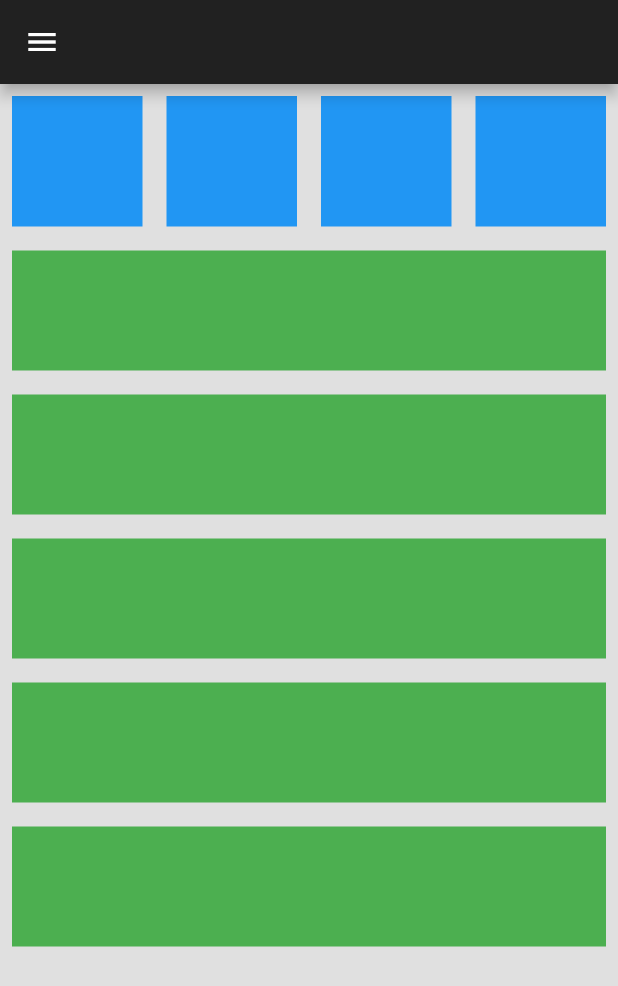
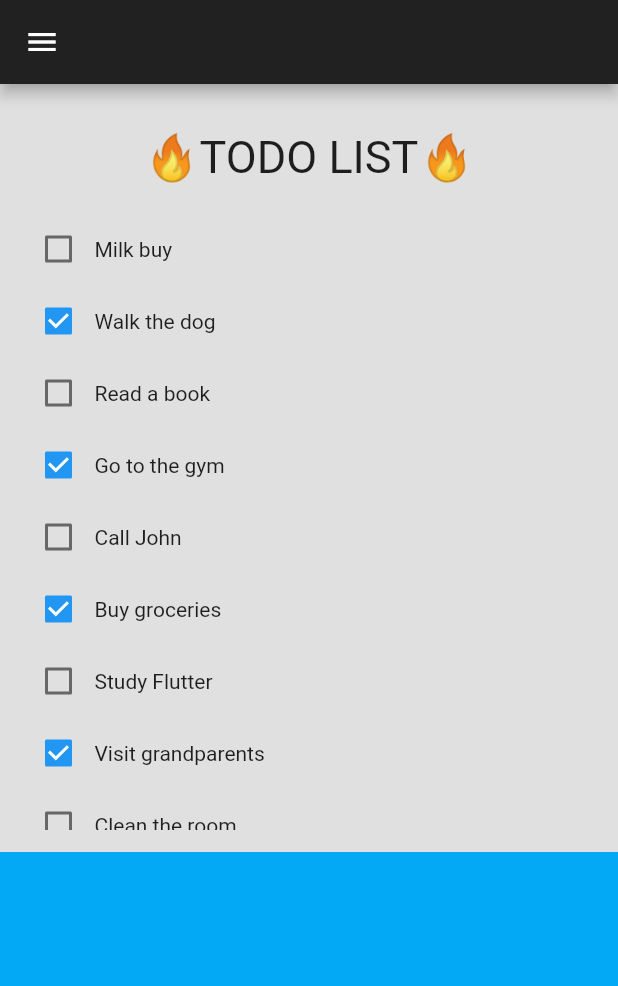
Before and after one commit to marooo326/online2do_frontend, a Flutter app: the TabletScaffold screen opened directly, on a phone screen of 412 x 824 dp. Shown: the top 986 px of the screen. Run offline on Flutter 3.47's test engine with Material 2 defaults, Android fonts, the phone set to English and light mode, and no system bars.

Commit message:
inital commit

```diff
--- a/lib/constants.dart
+++ b/lib/constants/constant.dart
@@ -8,8 +8,8 @@ var myAppBar = AppBar(
 
 var myDrawer = Drawer(
   backgroundColor: Colors.grey.shade300,
-  child: Column(
-    children: const [
+  child: const Column(
+    children: [
       DrawerHeader(
         child: Icon(Icons.favorite),
       ),
--- /dev/null
+++ b/lib/constants/dummy.dart
@@ -0,0 +1,94 @@
+String dummyData = '''
+[
+  {
+    "id": 1,
+    "task": "Milk buy",
+    "completed": false,
+    "dueDate": "2023-09-05T12:00:00Z"
+  },
+  {
+    "id": 2,
+    "task": "Walk the dog",
+    "completed": true,
+    "dueDate": "2023-09-04T17:00:00Z"
+  },
+  {
+    "id": 3,
+    "task": "Read a book",
+    "completed": false,
+    "dueDate": "2023-09-06T15:00:00Z"
+  },
+  {
+    "id": 4,
+    "task": "Go to the gym",
+    "completed": true,
+    "dueDate": "2023-09-07T10:00:00Z"
+  },
+  {
+    "id": 5,
+    "task": "Call John",
+    "completed": false,
+    "dueDate": "2023-09-08T13:00:00Z"
+  },
+  {
+    "id": 6,
+    "task": "Buy groceries",
+    "completed": true,
+    "dueDate": "2023-09-09T16:00:00Z"
+  },
+  {
+    "id": 7,
+    "task": "Study Flutter",
+    "completed": false,
+    "dueDate": "2023-09-10T18:00:00Z"
+  },
+  {
+    "id": 8,
+    "task": "Visit grandparents",
+    "completed": true,
+    "dueDate": "2023-09-11T11:00:00Z"
+  },
+  {
+    "id": 9,
+    "task": "Clean the room",
+    "completed": false,
+    "dueDate": "2023-09-12T09:00:00Z"
+  },
+  {
+    "id": 10,
+    "task": "Schedule dentist appointment",
+    "completed": true,
+    "dueDate": "2023-09-13T12:00:00Z"
+  },
+  {
+    "id": 11,
+    "task": "Update resume",
+    "completed": false,
+    "dueDate": "2023-09-14T14:00:00Z"
+  },
+  {
+    "id": 12,
+    "task": "Water the plants",
+    "completed": true,
+    "dueDate": "2023-09-15T17:00:00Z"
+  },
+  {
+    "id": 13,
+    "task": "Write a blog post",
+    "completed": false,
+    "dueDate": "2023-09-16T12:30:00Z"
+  },
+  {
+    "id": 14,
+    "task": "Watch a movie",
+    "completed": true,
+    "dueDate": "2023-09-17T19:00:00Z"
+  },
+  {
+    "id": 15,
+    "task": "Plan a vacation",
+    "completed": false,
+    "dueDate": "2023-09-18T20:00:00Z"
+  }
+]
+''';
--- /dev/null
+++ b/lib/models/todo.dart
@@ -0,0 +1,21 @@
+class Todo {
+  final int id;
+  final String task;
+  bool completed;
+  final DateTime dueDate;
+
+  Todo(
+      {required this.id,
+      required this.task,
+      required this.completed,
+      required this.dueDate});
+
+  factory Todo.fromJson(Map<String, dynamic> json) {
+    return Todo(
+      id: json['id'],
+      task: json['task'],
+      completed: json['completed'],
+      dueDate: DateTime.parse(json['dueDate']),
+    );
+  }
+}
--- /dev/null
+++ b/lib/models/user.dart
@@ -0,0 +1,7 @@
+import 'package:flutter/material.dart';
+
+class User with ChangeNotifier {
+  final String username;
+
+  User({required this.username});
+}
--- a/lib/responsive/tablet_scaffold.dart
+++ /dev/null
@@ -1,51 +0,0 @@
-import 'package:flutter/material.dart';
-import 'package:responsive_ui/constants.dart';
-
-import '../util/my_box.dart';
-import '../util/my_tile.dart';
-
-class TabletScaffold extends StatefulWidget {
-  const TabletScaffold({super.key});
-
-  @override
-  State<TabletScaffold> createState() => _TabletScaffoldState();
-}
-
-class _TabletScaffoldState extends State<TabletScaffold> {
-  @override
-  Widget build(BuildContext context) {
-    return Scaffold(
-      appBar: myAppBar,
-      backgroundColor: myDefaultBackground,
-      drawer: myDrawer,
-      body: Column(
-        children: [
-          // 4box on the top
-          AspectRatio(
-            aspectRatio: 4,
-            child: SizedBox(
-              width: double.infinity,
-              child: GridView.builder(
-                itemCount: 4,
-                gridDelegate: const SliverGridDelegateWithFixedCrossAxisCount(
-                    crossAxisCount: 4),
-                itemBuilder: (context, index) {
-                  return const MyBox();
-                },
-              ),
-            ),
-          ),
-
-          Expanded(
-            child: ListView.builder(
-              itemCount: 5,
-              itemBuilder: (context, index) {
-                return const MyTile();
-              },
-            ),
-          ),
-        ],
-      ),
-    );
-  }
-}
--- a/lib/util/my_box.dart
+++ /dev/null
@@ -1,15 +0,0 @@
-import 'package:flutter/material.dart';
-
-class MyBox extends StatelessWidget {
-  const MyBox({super.key});
-
-  @override
-  Widget build(BuildContext context) {
-    return Padding(
-      padding: const EdgeInsets.all(8.0),
-      child: Container(
-        color: Colors.blue,
-      ),
-    );
-  }
-}
--- a/lib/util/my_tile.dart
+++ /dev/null
@@ -1,16 +0,0 @@
-import 'package:flutter/material.dart';
-
-class MyTile extends StatelessWidget {
-  const MyTile({super.key});
-
-  @override
-  Widget build(BuildContext context) {
-    return Padding(
-      padding: const EdgeInsets.all(8.0),
-      child: Container(
-        color: Colors.green,
-        height: 80,
-      ),
-    );
-  }
-}
--- a/lib/responsive/responsive_layout.dart
+++ b/lib/views/responsive_layout.dart
@@ -1,12 +1,10 @@
 import 'package:flutter/material.dart';
 
 class ResponsiveLayout extends StatelessWidget {
-  final Widget mobileScaffold;
   final Widget tabletScaffold;
   final Widget desktopScaffold;
   const ResponsiveLayout({
     super.key,
-    required this.mobileScaffold,
     required this.tabletScaffold,
     required this.desktopScaffold,
   });
@@ -14,9 +12,7 @@ class ResponsiveLayout extends StatelessWidget {
   @override
   Widget build(BuildContext context) {
     return LayoutBuilder(builder: (context, constraints) {
-      if (constraints.maxWidth < 500) {
-        return mobileScaffold;
-      } else if (constraints.maxWidth < 1100) {
+      if (constraints.maxWidth < 1100) {
         return tabletScaffold;
       } else {
         return desktopScaffold;
--- /dev/null
+++ b/lib/views/tablet_scaffold.dart
@@ -0,0 +1,36 @@
+import 'package:flutter/material.dart';
+import 'package:responsive_ui/constants/constant.dart';
+import 'package:responsive_ui/widget/todo_box.dart';
+
+class TabletScaffold extends StatefulWidget {
+  const TabletScaffold({super.key});
+
+  @override
+  State<TabletScaffold> createState() => _TabletScaffoldState();
+}
+
+class _TabletScaffoldState extends State<TabletScaffold> {
+  @override
+  Widget build(BuildContext context) {
+    return Scaffold(
+      appBar: myAppBar,
+      backgroundColor: myDefaultBackground,
+      drawer: myDrawer,
+      body: Column(
+        mainAxisAlignment: MainAxisAlignment.center,
+        children: [
+          const Expanded(
+            flex: 2,
+            child: TodoBox(),
+          ),
+          Expanded(
+            flex: 1,
+            child: Container(
+              color: Colors.lightBlue,
+            ),
+          ),
+        ],
+      ),
+    );
+  }
+}
--- /dev/null
+++ b/lib/widget/todo_box.dart
@@ -0,0 +1,94 @@
+import 'dart:convert';
+
+import 'package:flutter/material.dart';
+import 'package:provider/provider.dart';
+import 'package:responsive_ui/constants/dummy.dart';
+import 'package:responsive_ui/models/todo.dart';
+import 'package:responsive_ui/models/user.dart';
+
+class TodoBox extends StatefulWidget {
+  const TodoBox({super.key});
+
+  @override
+  State<TodoBox> createState() => _TodoBoxState();
+}
+
+class _TodoBoxState extends State<TodoBox> {
+  late Future<List<Todo>> todos;
+
+  Future<List<Todo>> fetchData() async {
+    await Future.delayed(const Duration(seconds: 1));
+    List<dynamic> parsedJson = await jsonDecode(dummyData);
+    return parsedJson.map((json) => Todo.fromJson(json)).toList();
+  }
+
+  @override
+  void initState() {
+    todos = fetchData();
+    super.initState();
+  }
+
+  @override
+  Widget build(BuildContext context) {
+    return Padding(
+      padding: const EdgeInsets.all(15.0),
+      child: Column(
+        crossAxisAlignment: CrossAxisAlignment.center,
+        mainAxisAlignment: MainAxisAlignment.center,
+        children: [
+          Text(context.watch<User>().username),
+          const Row(
+            mainAxisAlignment: MainAxisAlignment.center,
+            children: [
+              Text(
+                "🔥TODO LIST🔥",
+                style: TextStyle(
+                  fontSize: 30,
+                ),
+              ),
+            ],
+          ),
+          const SizedBox(
+            height: 20,
+          ),
+          FutureBuilder(
+            future: todos,
+            builder: (context, snapshot) {
+              if (snapshot.connectionState == ConnectionState.waiting) {
+                // 데이터가 아직 로드되지 않은 경우
+                return const CircularProgressIndicator();
+              } else if (snapshot.hasError) {
+                // 에러가 발생한 경우
+                return Text('Error: ${snapshot.error}');
+              } else {
+                // 데이터가 로드된 경우
+                return Expanded(
+                  child: ListView.builder(
+                    itemCount: snapshot.data!.length,
+                    itemBuilder: (context, index) {
+                      return Row(
+                        children: [
+                          Checkbox(
+                            value: snapshot.data![index].completed,
+                            onChanged: (bool? state) {
+                              setState(() {
+                                snapshot.data![index].completed = state!;
+                              });
+                            },
+                          ),
+                          Text(
+                            snapshot.data![index].task,
+                          ),
+                        ],
+                      );
+                    },
+                  ),
+                );
+              }
+            },
+          ),
+        ],
+      ),
+    );
+  }
+}
--- a/pubspec.yaml
+++ b/pubspec.yaml
@@ -30,6 +30,7 @@ environment:
 dependencies:
   flutter:
     sdk: flutter
+  provider: ^6.0.5
 
 
   # The following adds the Cupertino Icons font to your application.
```
Also changed, not shown: lib/main.dart (+2 -9 lines), lib/responsive/desktop_scaffold.dart (deleted, +0 -65 lines), lib/responsive/mobile_scaffold.dart (deleted, +0 -50 lines), lib/views/desktop_scaffold.dart (added, +36 -0 lines), lib/views/enter_page.dart (added, +70 -0 lines), pubspec.lock, 3 other files.
